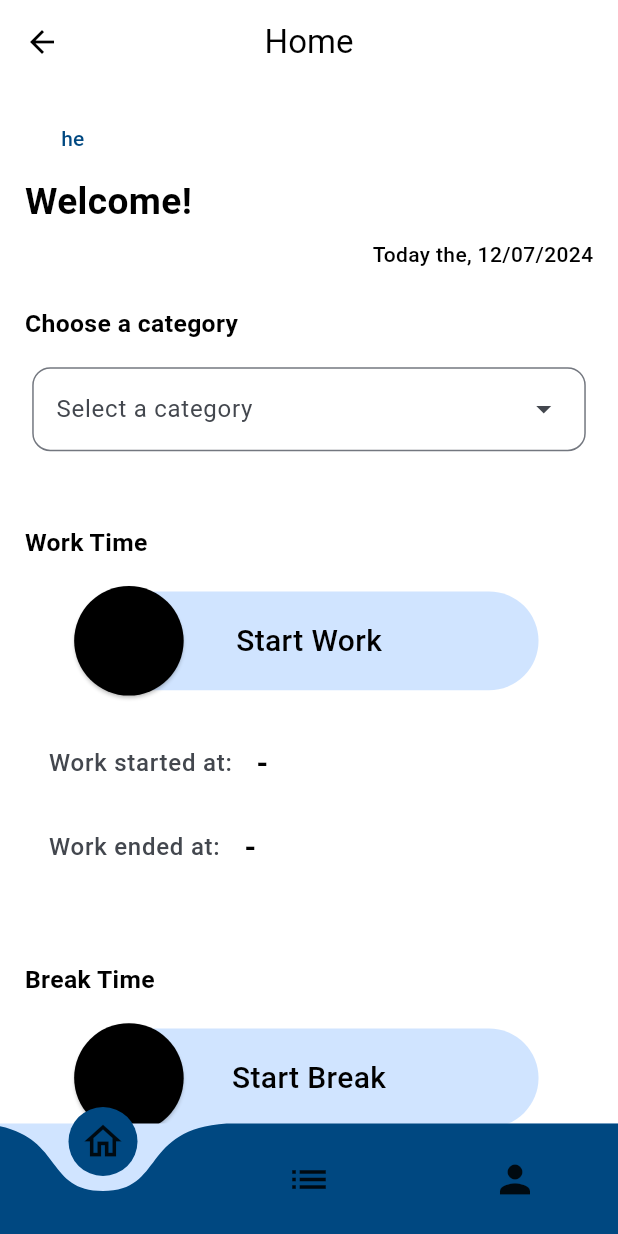
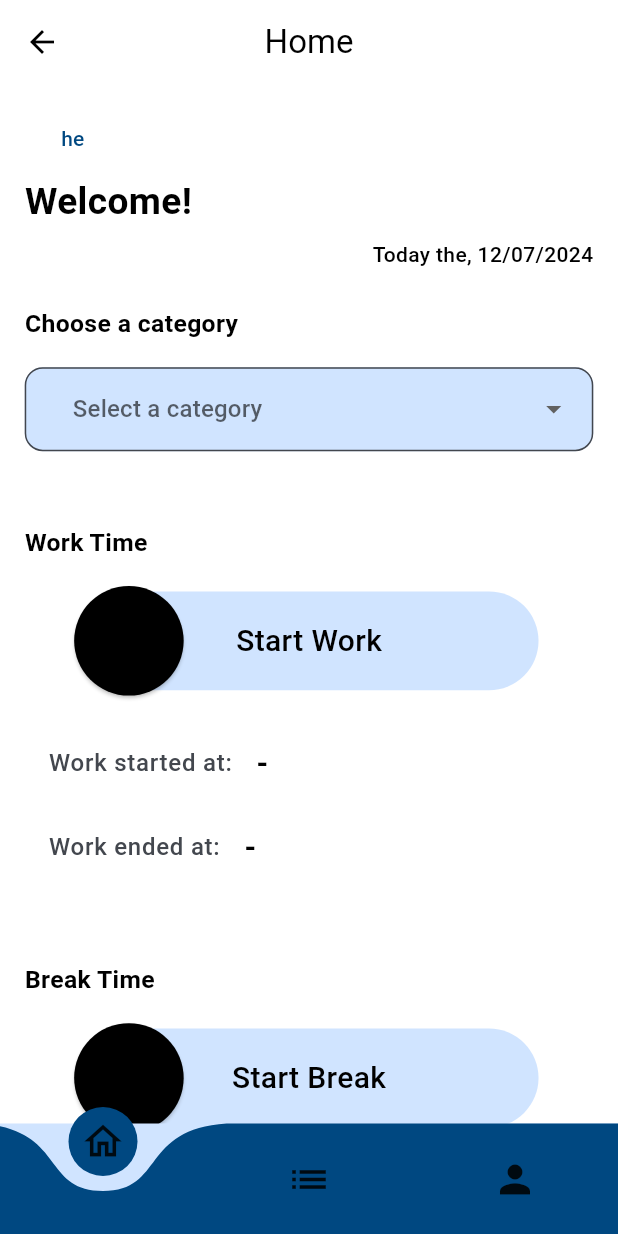
Before and after one commit to EYOGROUP/ETM, a Flutter app: the screen it shows after launch, after a tap on "Start Now", on a phone screen of 412 x 824 dp. Run offline on Flutter 3.47's test engine with Material 3 defaults, Android fonts, the phone set to English and light mode, and no system bars; drawn by our look-alikes of curved_navigation_bar; our stand-ins replace calendar_date_picker2, dropdown_button2, firebase_auth, firebase_core, flex_color_scheme, flutter_multi_formatter and 8 more; missing offline and left inert: day_night_switcher; accounts and stored records are empty; generated files the repository leaves out were written again.

Commit message:
save work

```diff
--- a/lib/Navigation Pages/home.dart
+++ b/lib/Navigation Pages/home.dart
@@ -1,5 +1,6 @@
 import 'dart:async';
 import 'dart:io';
+import 'package:dropdown_button2/dropdown_button2.dart';
 import 'package:flutter/material.dart';
 
 import 'package:gap/gap.dart';
@@ -65,12 +66,15 @@ class _StartTimePageState extends State<StartTimePage> {
   final TextEditingController _breakReasonController = TextEditingController();
   RewardedAd? _rewardedAd;
   List<Map<String, dynamic>> activatedCategories = [];
+  List<ETMCategory> _categories = [];
+  Map<String, dynamic>? choosedCategory;
 
   @override
   void initState() {
     super.initState();
     WidgetsBinding.instance.addPostFrameCallback(
       (_) async {
+        _categories = ETMCategory.categories;
         await loadRewardedAd();
         await getAllData(isSwitchCategory: false, isInit: true);
       },
@@ -210,7 +214,7 @@ class _StartTimePageState extends State<StartTimePage> {
     if (!userProvider.isUserLogin()) {
       // check if Category is locked
 
-      if (categorySet["isUnlocked"] || categorySet["isPremium"]) {
+      if (categorySet["isUnlocked"] != 0 || categorySet["isPremium"] != 0) {
         isAlreadyActivate = true;
       } else {
         final categoryProvider =
@@ -264,6 +268,7 @@ class _StartTimePageState extends State<StartTimePage> {
           resetAllData();
           categoryProvider.resetSelectedCategory();
           await setCategory(categorySet: categorySet);
+          await categoryProvider.getLockedCategories(mounted: mounted);
           // getCategoriesFromProvider(categoryProvider: categoryProvider, isInit: false);
         },
       );
@@ -321,7 +326,10 @@ class _StartTimePageState extends State<StartTimePage> {
                 ? categoryProvider.selectedCategory
                 : categorySet);
         await getNumberOfBreaks(isSwitchCategory: isSwitchCategory);
-        await getHoursOrMinutesWorkedForToday();
+        await getHoursOrMinutesWorkedForToday(
+            categoryIdSet: categoryProvider.selectedCategory.isNotEmpty
+                ? categoryProvider.selectedCategory["id"]
+                : categorySet?['id']);
         await checkIfWorkAndBreakForTodayNotFinished();
 
         if (!mounted) return;
@@ -341,6 +349,7 @@ class _StartTimePageState extends State<StartTimePage> {
       workFinishTime = null;
       numberOfBreaks = 0;
       workedTime = 0;
+
       workEndedTime = null;
       isInhours = false;
     });
@@ -532,10 +541,11 @@ class _StartTimePageState extends State<StartTimePage> {
       works = await db.readData(
               sql: 'select * from work_sessions where categoryId="$categoryId"')
           as List<Map<String, dynamic>>;
-    } else {
-      works = await db.readData(sql: 'select * from work_sessions')
-          as List<Map<String, dynamic>>;
-    }
+    }
+    //  else {
+    //   works = await db.readData(sql: 'select * from work_sessions')
+    //       as List<Map<String, dynamic>>;
+    // }
 
     for (Map<String, dynamic> work in works) {
       DateTime? startTimeToday =
@@ -659,7 +669,7 @@ class _StartTimePageState extends State<StartTimePage> {
         return;
       }
     }
-
+    print(worksDay);
     startLoadingAnimation();
     for (Map<String, dynamic> workDay in worksDay) {
       DateTime? start =
@@ -756,15 +766,6 @@ class _StartTimePageState extends State<StartTimePage> {
 
     if (categoryProvider.selectedCategory.isNotEmpty) {
       categoryId = categoryProvider.selectedCategory["id"];
-
-      // final getCategory = await db.readData(
-      //         sql: "select * from categories where id = $categoryIdSelected")
-      //     as List<Map<String, dynamic>>;
-      // if (!mounted) return;
-
-      // if (getCategory.isNotEmpty) {
-      // }
-      //   categoryId = getCategory[0]["id"];
     }
 
     List<Map<String, dynamic>> getWorksDayData =
@@ -1105,9 +1106,21 @@ class _StartTimePageState extends State<StartTimePage> {
                         //     if (!mounted) return;
                         //   },
                         // ),
-                        DropdownMenu(
-                          menuHeight: MediaQuery.of(context).size.height * 0.35,
-                          hintText: categoryHint.isEmpty &&
+                        DropdownButtonFormField2(
+                          decoration: InputDecoration(
+                              filled: true,
+                              fillColor: Theme.of(context)
+                                  .colorScheme
+                                  .primaryContainer,
+                              border: OutlineInputBorder(
+                                  borderRadius: BorderRadius.circular(12.0))),
+                          dropdownStyleData: DropdownStyleData(
+                              useSafeArea: true,
+                              decoration: BoxDecoration(
+                                  borderRadius: BorderRadius.circular(12.0)),
+                              maxHeight:
+                                  MediaQuery.of(context).size.height * 0.35),
+                          hint: Text(categoryHint.isEmpty &&
                                   categoryProvider.selectedCategory.isEmpty
                               ? getLabels.selectCategory
                               : categoryHint.isEmpty
@@ -1115,50 +1128,133 @@ class _StartTimePageState extends State<StartTimePage> {
                                       timeManagementPovider
                                           .getCurrentLocalSystemLanguage()]
                                   : categoryHint['name'][timeManagementPovider
-                                      .getCurrentLocalSystemLanguage()],
-                          expandedInsets: const EdgeInsets.all(5.0),
-                          inputDecorationTheme: InputDecorationTheme(
-                              border: OutlineInputBorder(
-                                  borderRadius: BorderRadius.circular(12.0))),
-                          dropdownMenuEntries: categories
+                                      .getCurrentLocalSystemLanguage()]),
+                          // value: categoryProvider.selectedCategory.isNotEmpty
+                          //     ? categoryProvider.selectedCategory['id']
+                          //     : categories.first.id,
+                          items: _categories
                               .map(
-                                (category) => DropdownMenuEntry(
+                                (category) => DropdownMenuItem(
                                     enabled: isSwitchCategoryAvailable
                                         ? true
                                         : false,
-                                    label: category.name[timeManagementPovider
-                                        .getCurrentLocalSystemLanguage()],
-                                    value: category.toMap(isLokal: false),
-                                    trailingIcon: Icon(
+                                    value: category.id,
+                                    child: Row(
+                                      mainAxisAlignment:
+                                          MainAxisAlignment.spaceBetween,
+                                      children: [
+                                        Text(category.name[timeManagementPovider
+                                            .getCurrentLocalSystemLanguage()]),
+                                        Gap(190),
+                                        Icon(
                                           categoryProvider.lockedCategories
                                                       .where((lockedCategory) =>
-                                                      lockedCategory["id"] ==
+                                                          lockedCategory[
+                                                              "id"] ==
                                                           category.id)
                                                       .isNotEmpty ||
                                                   category.isUnlocked
                                               ? Icons.lock_open_outlined
                                               : Icons.lock_outline_rounded,
-                                      color: categoryProvider.lockedCategories
+                                          color: categoryProvider
+                                                      .lockedCategories
                                                       .where((lockedCategory) =>
-                                                      lockedCategory["id"] ==
+                                                          lockedCategory[
+                                                              "id"] ==
                                                           category.id)
                                                       .isNotEmpty ||
                                                   category.isUnlocked
                                               ? Constants.green
                                               : Constants.red,
+                                        ),
+                                      ],
                                     )),
                               )
                               .toList(),
-                          onSelected: (category) async {
-                            await _showRewardedAd(categorySet: category!);
+                          onChanged: (category) async {
+                            Map<String, dynamic> categoryToMap = ETMCategory
+                                .categories
+                                .firstWhere(
+                                    (categoryGet) => categoryGet.id == category)
+                                .toMap(isLokal: true);
+
+                            await _showRewardedAd(categorySet: categoryToMap);
 
                             await getAllData(
                                 isSwitchCategory: true,
-                                categorySet: category,
+                                categorySet: categoryToMap,
                                 isInit: false);
-                            if (!mounted) return;
                           },
                         ),
+                        // DropdownMenu(
+                        //   hintText: categoryHint.isEmpty &&
+                        //           categoryProvider.selectedCategory.isEmpty
+                        //       ? getLabels.selectCategory
+                        //       : categoryHint.isEmpty
+                        //           ? categoryProvider.selectedCategory['name'][
+                        //               timeManagementPovider
+                        //                   .getCurrentLocalSystemLanguage()]
+                        //           : categoryHint['name'][timeManagementPovider
+                        //               .getCurrentLocalSystemLanguage()],
+                        //   expandedInsets: const EdgeInsets.all(5.0),
+                        //   menuStyle: MenuStyle(
+                        //     maximumSize: WidgetStatePropertyAll(Size(
+                        //         MediaQuery.of(context).size.width * 0.9,
+                        //         MediaQuery.of(context).size.height * 0.35)),
+                        //   ),
+                        //   inputDecorationTheme: InputDecorationTheme(
+                        //       border: OutlineInputBorder(
+                        //           borderRadius: BorderRadius.circular(12.0))),
+                        //   dropdownMenuEntries: _categories
+                        //       .map(
+                        //         (category) => DropdownMenuEntry(
+                        //           enabled:
+                        //               isSwitchCategoryAvailable ? true : false,
+                        //           label: category.name[timeManagementPovider
+                        //               .getCurrentLocalSystemLanguage()],
+                        //           value: category.id,
+                        //           trailingIcon: Icon(
+                        //             categoryProvider.lockedCategories
+                        //                         .where((lockedCategory) =>
+                        //                             lockedCategory["id"] ==
+                        //                             category.id)
+                        //                         .isNotEmpty ||
+                        //                     category.isUnlocked
+                        //                 ? Icons.lock_open_outlined
+                        //                 : Icons.lock_outline_rounded,
+                        //             color: categoryProvider.lockedCategories
+                        //                         .where((lockedCategory) =>
+                        //                             lockedCategory["id"] ==
+                        //                             category.id)
+                        //                         .isNotEmpty ||
+                        //                     category.isUnlocked
+                        //                 ? Constants.green
+                        //                 : Constants.red,
+                        //           ),
+                        //         ),
+                        //       )
+                        //       .toList(),
+                        //   onSelected: (category) async {
+                        //     print("hey");
+                        //     print(category);
+                        //     Map<String, dynamic> categoryToMap =
+                        //         ETMCategory.categories
+                        //             .firstWhere(
+                        //               (categoryGet) =>
+                        //                   categoryGet.id == category,
+                        //             )
+                        //             .toMap(isLokal: true);
+                        //     print(categoryToMap);
+                        //     // await _showRewardedAd(categorySet: category!);
+
+                        //     // await getAllData(
+                        //     //     isSwitchCategory: true,
+                        //     //     categorySet: category,
+                        //     //     isInit: false);
+                        //     if (!mounted) return;
+                        //   },
+                        // ),
+
                         Gap(MediaQuery.of(context).size.height * 0.06),
                         Text(
                           getLabels.workTime,
--- a/pubspec.yaml
+++ b/pubspec.yaml
@@ -65,6 +65,7 @@ dependencies:
   google_sign_in: ^6.2.2
   google_sign_in_ios: ^5.7.8
   flutter_multi_formatter: ^2.13.0
+  dropdown_button2: ^2.3.9
 
 
 
```
Also changed, not shown: pubspec.lock. Lines whose indentation alone changed are shown as unchanged.
